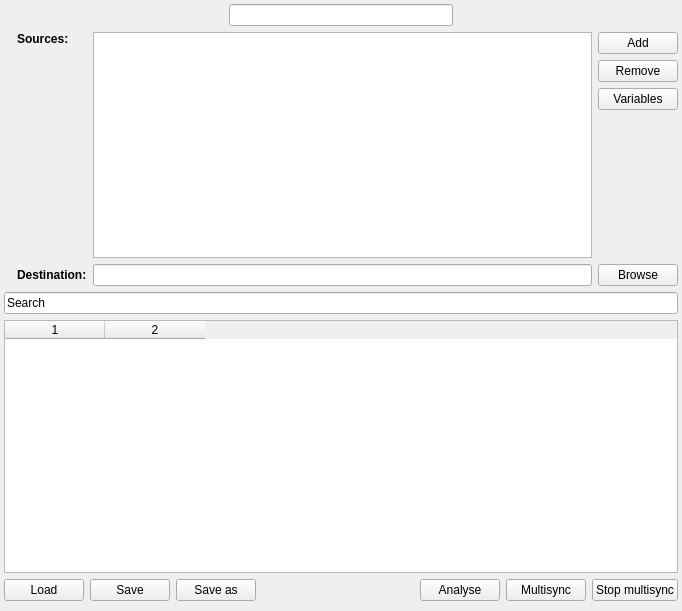
Above: multisync_page.ui from henrik-w/Synkron before the change. Below: the same form after it.
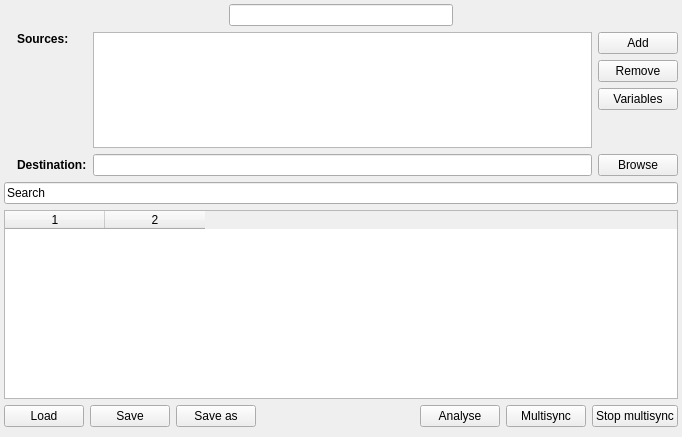
That is the form after the change. Icons and pictures are not drawn. Custom widgets are drawn as their Qt base class.

```diff
--- a/multisync_page.ui
+++ b/multisync_page.ui
@@ -6,7 +6,7 @@
     <x>0</x>
     <y>0</y>
     <width>682</width>
-    <height>611</height>
+    <height>437</height>
    </rect>
   </property>
   <property name="windowTitle" >
@@ -84,6 +84,12 @@
          </item>
          <item row="0" column="2" >
           <widget class="QListWidget" name="list_multi" >
+           <property name="maximumSize" >
+            <size>
+             <width>16777215</width>
+             <height>120</height>
+            </size>
+           </property>
            <property name="statusTip" >
             <string>List of multisync sources</string>
            </property>
@@ -154,6 +160,9 @@
                <property name="orientation" >
                 <enum>Qt::Vertical</enum>
                </property>
+               <property name="sizeType" >
+                <enum>QSizePolicy::Maximum</enum>
+               </property>
                <property name="sizeHint" stdset="0" >
                 <size>
                  <width>20</width>
```
